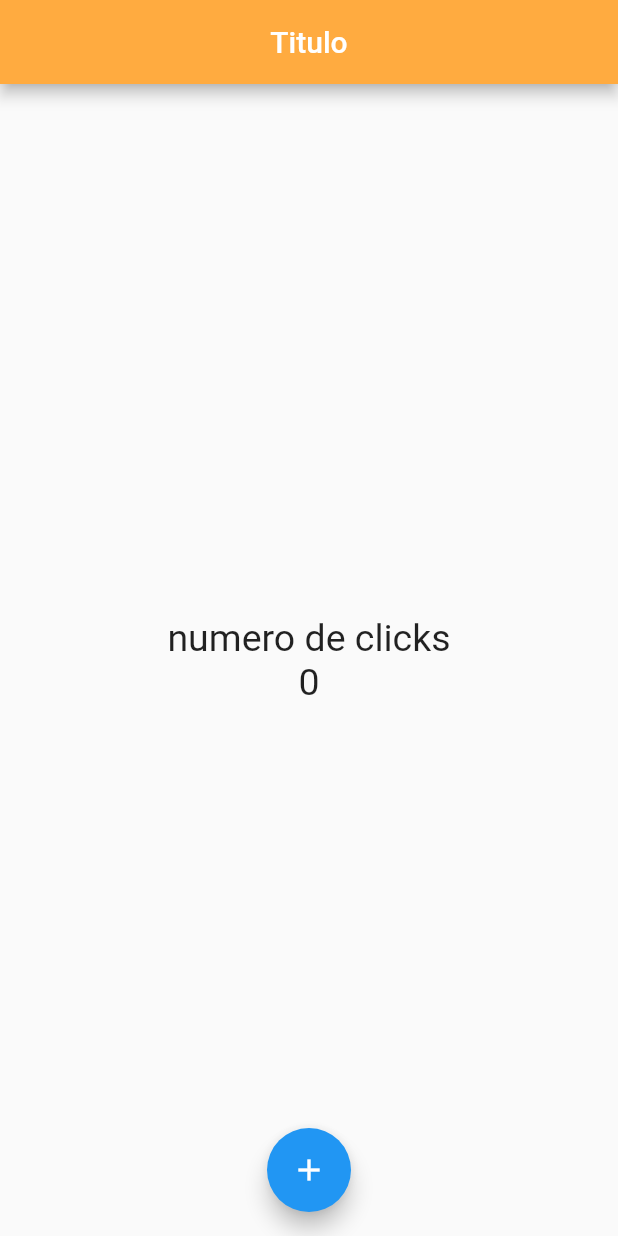
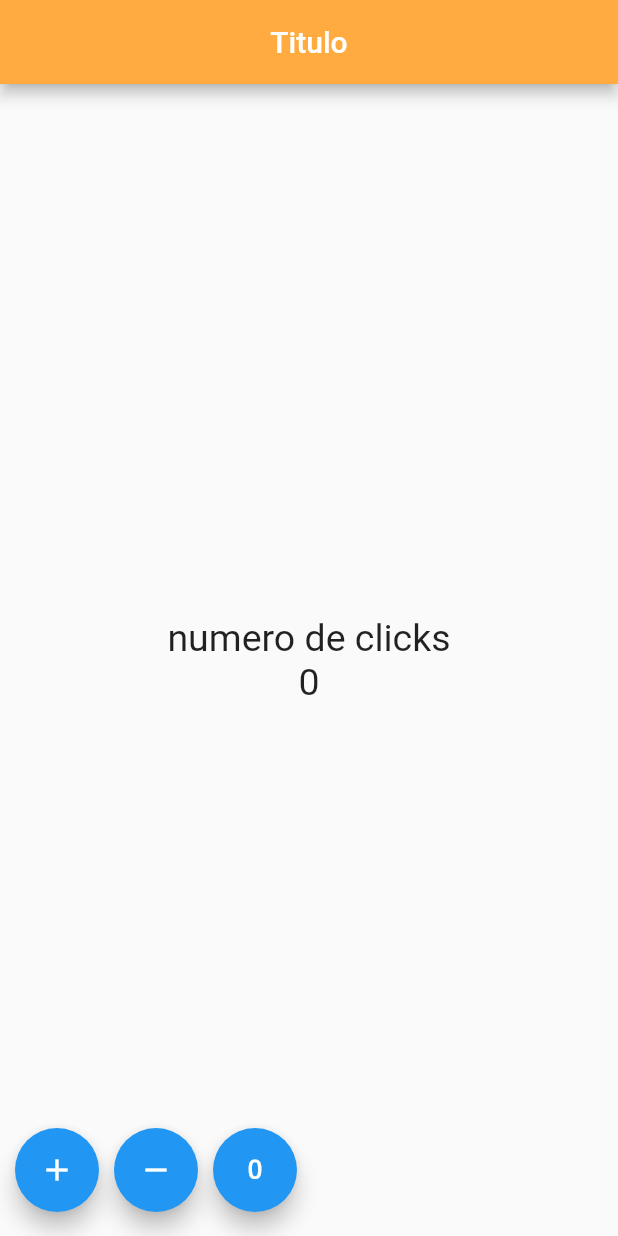
Before and after one commit to Marisabel-Condori/flutter-primera-aplicacion, a Flutter app: the screen it shows after launch, on a phone screen of 412 x 824 dp. Run offline on Flutter 3.47's test engine with Material 2 defaults, Android fonts, the phone set to English and light mode, and no system bars.

```diff
--- a/lib/src/pages/contador_page.dart
+++ b/lib/src/pages/contador_page.dart
@@ -38,17 +38,21 @@ class _ContadorPageState extends State<ContadorPage>  {
             mainAxisAlignment: MainAxisAlignment.center,
           ),
         ),
-        floatingActionButton: FloatingActionButton(
-          child: Icon(Icons.add),
-          onPressed: (){
-            print('hola mundo');
-            _contar++;
-            setState(() {
-
-            });
-          }
-          ),
+        floatingActionButton: crearBoton(),
           floatingActionButtonLocation: FloatingActionButtonLocation.centerFloat,
         );
   }
+
+  Widget crearBoton(){
+    return Row(
+      children: <Widget>[
+        SizedBox(width: 10.0,),
+        FloatingActionButton(child: Icon(Icons.add), onPressed: (){}),
+        SizedBox(width: 10.0,),
+        FloatingActionButton(child: Icon(Icons.remove), onPressed: (){}),
+        SizedBox(width: 10.0,),
+        FloatingActionButton(child: Icon(Icons.exposure_zero), onPressed: (){})
+      ],
+    );
+  }
 }
```
